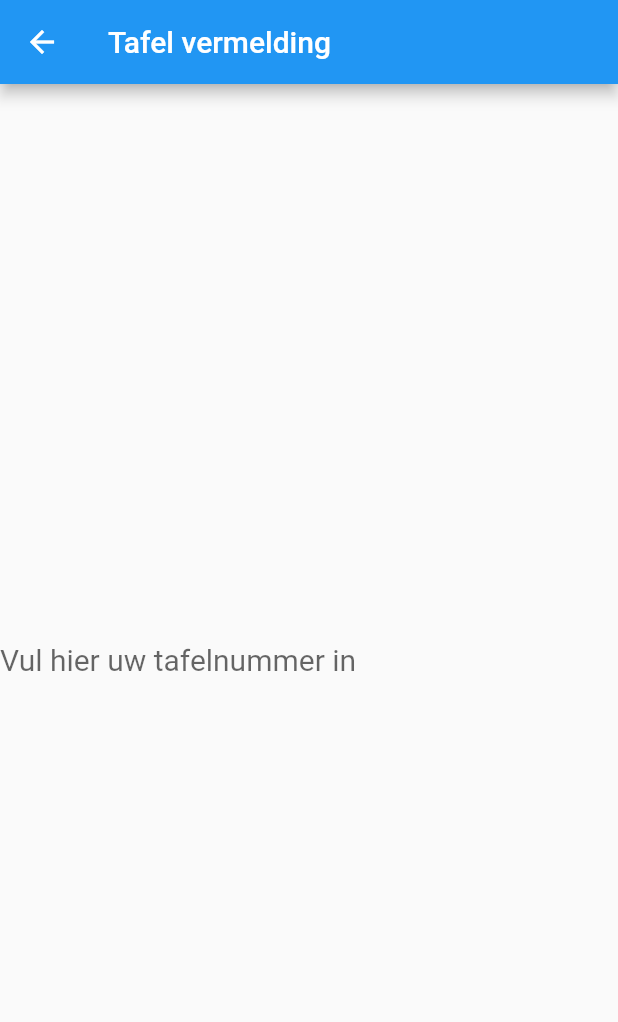
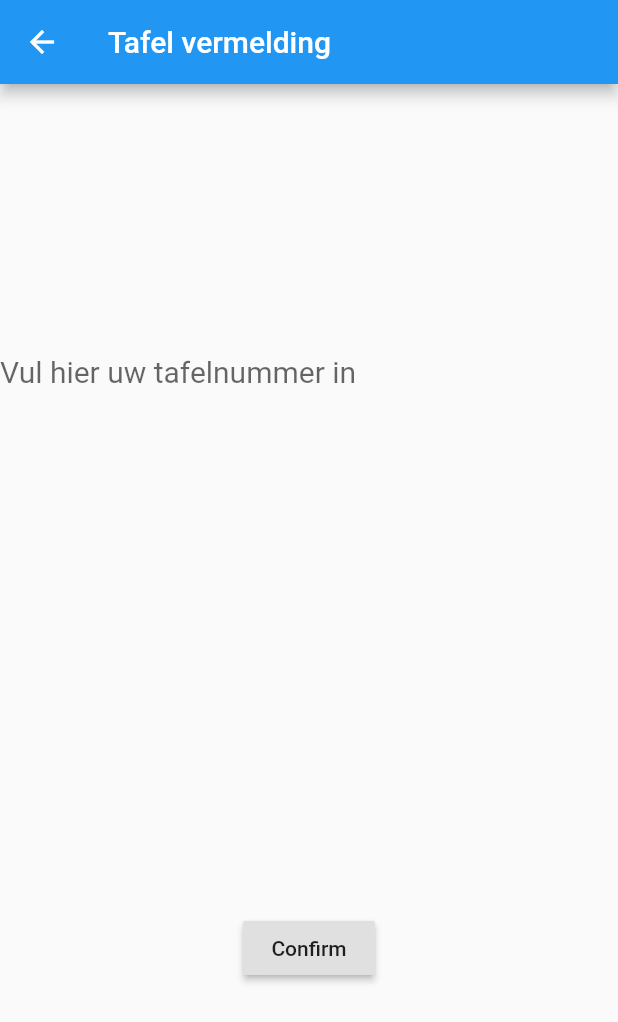
Before and after one commit to ucll-mobile-2021/project-germeausateur, a Flutter app: the Klant screen opened directly, on a phone screen of 412 x 824 dp. Shown: the top 1022 px of the screen. Run offline on Flutter 3.47's test engine with Material 2 defaults, Android fonts, the phone set to English and light mode, and no system bars.

Commit message:
added confirm button

```diff
--- a/lib/screens/SelectTableScreen.dart
+++ b/lib/screens/SelectTableScreen.dart
@@ -8,15 +8,32 @@ class Klant extends StatelessWidget {
         title: Text("Tafel vermelding"),
       ),
       body: new Center(
-        child: new TextField(
+        child: Container(
+          child: Column(
+            mainAxisAlignment: MainAxisAlignment.spaceAround,
+            children: [
+              new TextField(
                 decoration: InputDecoration(
-              border: InputBorder.none, hintText: 'Vul hier uw tafelnummer in'),
+                    border: InputBorder.none,
+                    hintText: 'Vul hier uw tafelnummer in'),
                 style: new TextStyle(
                     fontSize: 20.0,
                     color: const Color(0xFF000000),
                     fontWeight: FontWeight.w400,
                     fontFamily: "Roboto"),
               ),
+              RaisedButton(
+                child: Text('Confirm'),
+                onPressed: () {
+                  Navigator.push(
+                    context,
+                    MaterialPageRoute(builder: (context) => Klant()),
+                  );
+                },
+              ),
+            ],
+          ),
+        ),
       ),
     );
   }
```
Also changed, not shown: lib/models/Item.dart (+22 -0 lines). Lines whose indentation alone changed are shown as unchanged.
